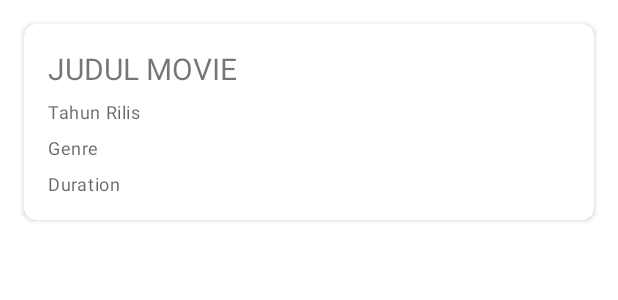
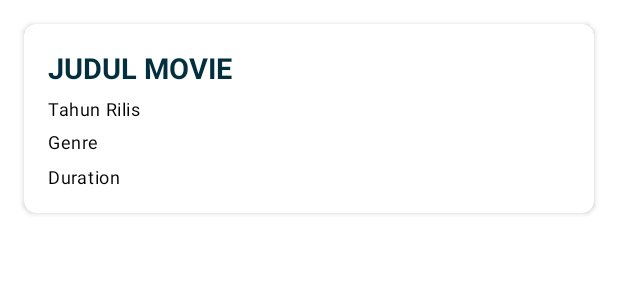
Before and after one commit to susianasunjaya/android_71190440, an Android app: the layout item_movie.xml on its own in the app's theme, with its tools: preview values and no code run, on a phone screen of 412 x 824 dp. Shown: the top 300 px of the screen. Run offline under Robolectric (Android 15) with nearby library versions, the phone set to English and light mode, and no system bars.

Commit message:
Final
Final

```diff
--- a/final_71190440/app/src/main/java/id/ac/ukdw/final_71190440/MainActivity.kt
+++ b/final_71190440/app/src/main/java/id/ac/ukdw/final_71190440/MainActivity.kt
@@ -77,7 +77,7 @@ class MainActivity : AppCompatActivity() {
             Log.d(TAG, "onActivityResult: Google SignIn intent result")
             val accountTask = GoogleSignIn.getSignedInAccountFromIntent(data)
             try{
-                //sukses sign in
+                //sukses sign in, authenticate dengan firebase
                 val account = accountTask.getResult(ApiException::class.java)
                 firebaseAuthWithGoogleAccount(account)
             }catch (e: Exception){
--- a/final_71190440/app/src/main/java/id/ac/ukdw/final_71190440/fragments/HomeFragment.kt
+++ b/final_71190440/app/src/main/java/id/ac/ukdw/final_71190440/fragments/HomeFragment.kt
@@ -40,8 +40,6 @@ class HomeFragment : Fragment() {
 
         val i = inflater.inflate(R.layout.fragment_home, container, false)
         val addBtn = i.findViewById<FloatingActionButton>(R.id.fab_add)
-        val searchBtn = i.findViewById<Button>(R.id.searchBtn)
-        val etSearch = i.findViewById<EditText>(R.id.etSearch)
 
         movieRecyclerView = i.findViewById(R.id.rv_movie)
         movieRecyclerView.setHasFixedSize(true)
--- a/final_71190440/app/src/main/java/id/ac/ukdw/final_71190440/fragments/SearchFragment.kt
+++ b/final_71190440/app/src/main/java/id/ac/ukdw/final_71190440/fragments/SearchFragment.kt
@@ -59,7 +59,7 @@ class SearchFragment : Fragment() {
             if(cari.isNotEmpty()){
                 readData(cari.trim())
             }else{
-                Toast.makeText(activity,"Masukkan judul", Toast.LENGTH_SHORT).show()
+                Toast.makeText(activity,"Masukkan Kata Kunci Pencarian", Toast.LENGTH_SHORT).show()
             }
 
         }
--- a/final_71190440/app/src/main/res/layout/fragment_profile.xml
+++ b/final_71190440/app/src/main/res/layout/fragment_profile.xml
@@ -84,8 +84,8 @@
                 android:layout_height="wrap_content"
                 android:layout_marginTop="224dp"
                 android:text="Logout"
+                android:backgroundTint="@color/official_color1"
                 app:layout_constraintBottom_toBottomOf="parent"
-
                 app:layout_constraintEnd_toEndOf="parent"
                 app:layout_constraintHorizontal_bias="0.498"
                 app:layout_constraintStart_toStartOf="parent"
--- a/final_71190440/app/src/main/res/layout/item_movie.xml
+++ b/final_71190440/app/src/main/res/layout/item_movie.xml
@@ -27,7 +27,9 @@
             app:layout_constraintEnd_toEndOf="parent"
             app:layout_constraintStart_toStartOf="parent"
             app:layout_constraintTop_toTopOf="parent"
-            android:textSize="20sp"
+            android:textSize="19sp"
+            android:textColor="@color/official_color1"
+            android:textStyle="bold"
             tools:text="JUDUL MOVIE" />
 
         <TextView
@@ -35,27 +37,30 @@
             style="@style/TextAppearance.MaterialComponents.Caption"
             android:layout_width="match_parent"
             android:layout_height="wrap_content"
-            android:layout_marginTop="50dp"
+            android:layout_marginTop="48dp"
             android:layout_marginLeft="16dp"
-            tools:text="Tahun Rilis" />
+            tools:text="Tahun Rilis"
+            android:textColor="@color/black"/>
 
         <TextView
             android:id="@+id/tv_genre"
             style="@style/TextAppearance.MaterialComponents.Caption"
             android:layout_width="match_parent"
             android:layout_height="wrap_content"
-            android:layout_marginTop="74dp"
+            android:layout_marginTop="70dp"
             android:layout_marginLeft="16dp"
-            tools:text="Genre" />
+            tools:text="Genre"
+            android:textColor="@color/black"/>
 
         <TextView
             android:id="@+id/tv_duration"
             style="@style/TextAppearance.MaterialComponents.Caption"
             android:layout_width="match_parent"
             android:layout_height="wrap_content"
-            android:layout_marginTop="98dp"
+            android:layout_marginTop="93dp"
             android:layout_marginLeft="16dp"
             android:layout_marginBottom="16dp"
+            android:textColor="@color/black"
             tools:text="Duration" />
 
         <TextView
--- a/final_71190440/app/src/main/res/layout/movie_detail.xml
+++ b/final_71190440/app/src/main/res/layout/movie_detail.xml
@@ -5,7 +5,7 @@
     android:layout_width="match_parent"
     android:layout_height="match_parent"
     android:fillViewport="true"
-    tools:context=".CrudActivity">
+    tools:context=".DetailMovie">
 
     <androidx.cardview.widget.CardView
         android:layout_width="match_parent"
@@ -112,6 +112,7 @@
                 android:text="EDIT"
                 android:textColor="@android:color/white"
                 android:textStyle="bold"
+                android:backgroundTint="@color/official_color1"
                 app:layout_constraintEnd_toEndOf="@+id/textInputJudul"
                 app:layout_constraintHorizontal_bias="1.0"
                 app:layout_constraintStart_toStartOf="@+id/textInputJudul"
@@ -125,6 +126,7 @@
                 android:text="DELETE"
                 android:textColor="@android:color/white"
                 android:textStyle="bold"
+                android:backgroundTint="@color/official_color1"
                 app:layout_constraintEnd_toEndOf="@+id/textInputJudul"
                 app:layout_constraintHorizontal_bias="1.0"
                 app:layout_constraintStart_toStartOf="@+id/textInputJudul"
```
Also changed, not shown: final_71190440/app/src/main/java/id/ac/ukdw/final_71190440/fragments/ProfileFragment.kt (+19 -28 lines).
